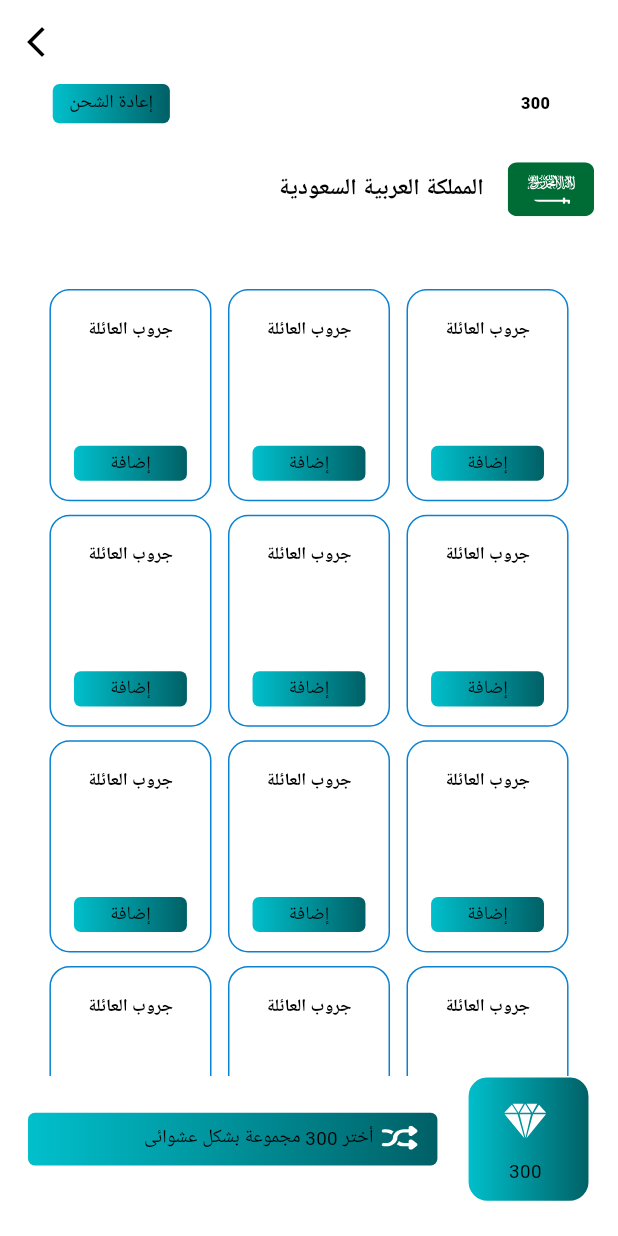
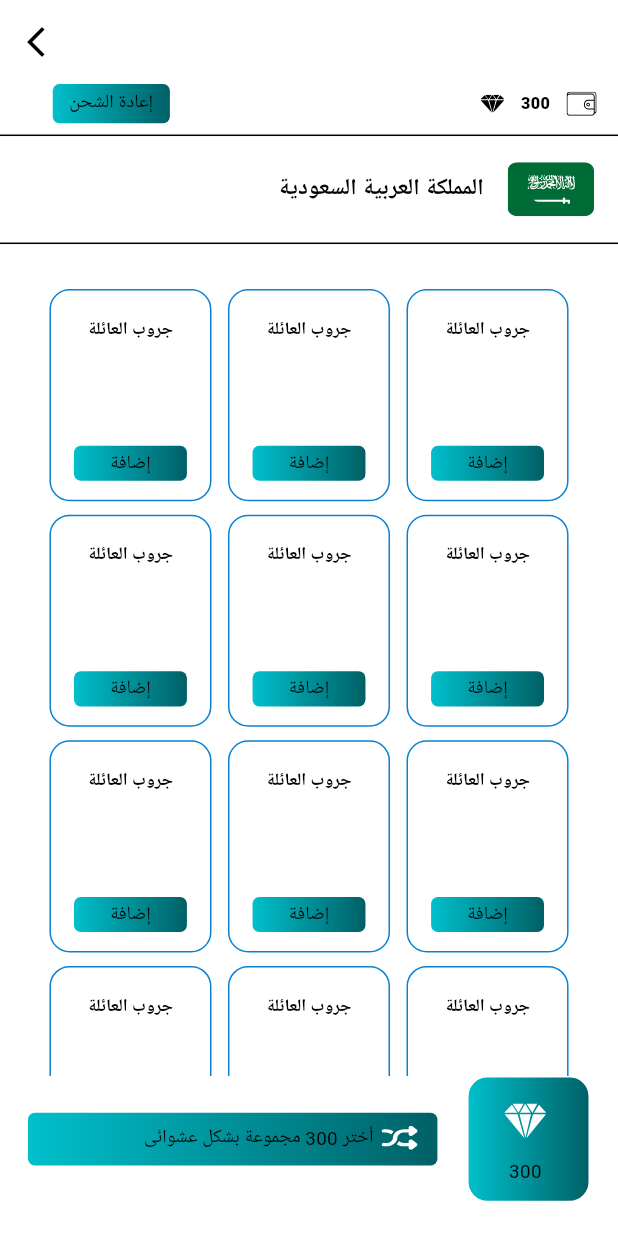
Before and after one commit to mohammedhedaya/-Sar-aat-Al-Tasweeq, a Flutter app: the WhatsappGroupsDetailsView screen opened by its route, on a phone screen of 412 x 824 dp. Run offline on Flutter 3.47's test engine with Material 3 defaults, Android fonts, the phone set to English and light mode, and no system bars; our stand-ins replace adaptive_theme, carousel_slider, chat_bubbles, country_code_picker, device_preview, easy_localization and 11 more; missing offline and left inert: qr_code_scanner; accounts and stored records are empty.

Commit message:
test the app light colors [1]

```diff
--- a/lib/core/router/app_router.dart
+++ b/lib/core/router/app_router.dart
@@ -121,7 +121,7 @@ final GoRouter router = GoRouter(
       path: '/',
       builder: (context, state) => BlocProvider(
         create: (context) => getIt<AuthCubit>(),
-        child: const UserMainLayoutScreen(),
+        child: const LoginView(),
       ),
     ),
     GoRoute(
--- a/lib/features/diamond_wallet/presentation/widgets/diamonds_payment_gateways_view_body.dart
+++ b/lib/features/diamond_wallet/presentation/widgets/diamonds_payment_gateways_view_body.dart
@@ -54,7 +54,10 @@ class DiamondsPaymentGatewayViewBody extends StatelessWidget {
                   onPressed: () {},
                   label: Text(
                     "fast_payment_link".tr(context: context),
-                    style: AppStyles.style14W400,
+                    style: AppStyles.style14W400.copyWith(
+                      color:
+                          isDark ? AppColors.whiteColor : AppColors.whiteColor,
+                    ),
                   ),
                   icon: const Icon(
                     Icons.ios_share_sharp,
--- a/lib/features/whatsapp/presentation/views/whatsapp_view.dart
+++ b/lib/features/whatsapp/presentation/views/whatsapp_view.dart
@@ -20,7 +20,6 @@ class WhatsappView extends StatelessWidget {
             },
             icon: const Icon(
               Icons.arrow_forward_ios_sharp,
-              // color: AppColors.whiteColor,
             ),
           ),
         ],
--- a/lib/features/whatsapp/presentation/widgets/whatsapp_groups_details_view_body.dart
+++ b/lib/features/whatsapp/presentation/widgets/whatsapp_groups_details_view_body.dart
@@ -34,6 +34,10 @@ class _GroupsDetailsViewBodyState extends State<GroupsDetailsViewBody> {
                 children: [
                   SvgPicture.asset(
                     Assets.imagesWallet,
+                    colorFilter: ColorFilter.mode(
+                      isDark ? Colors.white : AppColors.blackColor,
+                      BlendMode.srcIn,
+                    ),
                   ),
                   SizedBox(width: 10.w),
                   Text(
@@ -45,6 +49,10 @@ class _GroupsDetailsViewBodyState extends State<GroupsDetailsViewBody> {
                   SizedBox(width: 10.w),
                   SvgPicture.asset(
                     Assets.imagesJewel,
+                    colorFilter: ColorFilter.mode(
+                      isDark ? Colors.white : AppColors.blackColor,
+                      BlendMode.srcIn,
+                    ),
                   ),
                 ],
               ),
@@ -78,9 +86,9 @@ class _GroupsDetailsViewBodyState extends State<GroupsDetailsViewBody> {
             ],
           ),
         ),
-        const Divider(
+        Divider(
           thickness: 1,
-          color: Colors.white,
+          color: isDark ? Colors.white : Colors.black,
         ),
         ListTile(
           title: Text(
@@ -92,9 +100,9 @@ class _GroupsDetailsViewBodyState extends State<GroupsDetailsViewBody> {
             height: 40.h,
           ),
         ),
-        const Divider(
+        Divider(
           thickness: 1,
-          color: Colors.white,
+          color: isDark ? Colors.white : Colors.black,
         ),
         SizedBox(height: 25.h),
         Expanded(
```
Also changed, not shown: lib/features/auth/presentation/views/reset_password/reset_new_password_view.dart (+18 -7 lines), lib/features/whatsapp/presentation/widgets/whatsapp_view_body.dart (+6 -2 lines).
